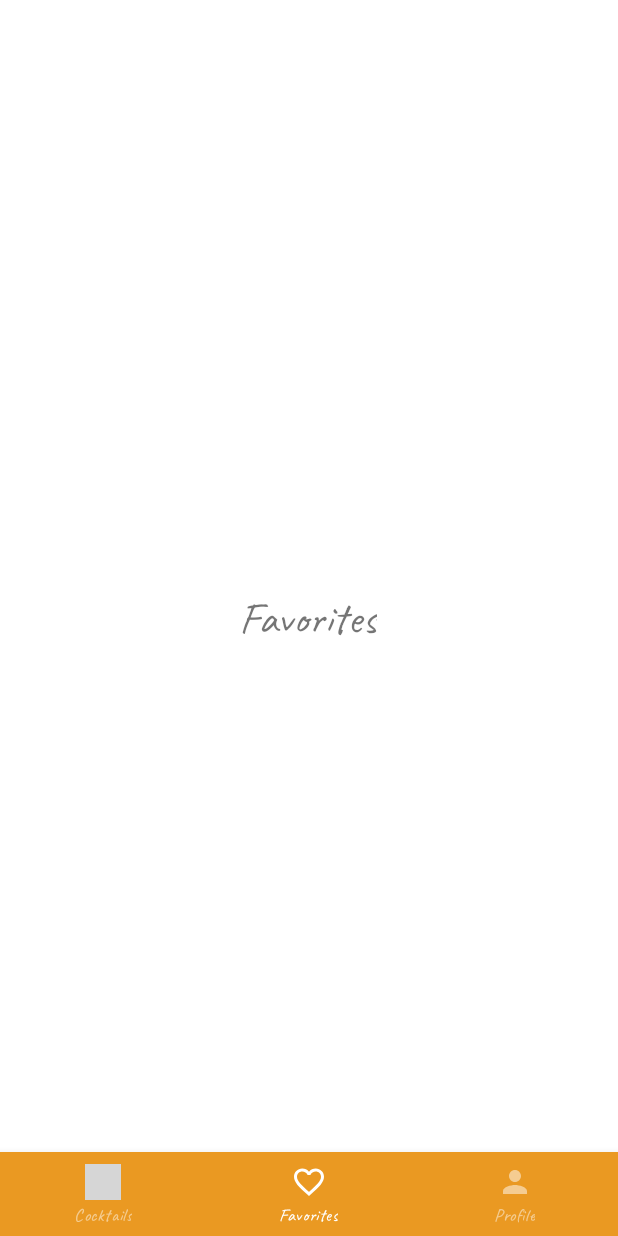
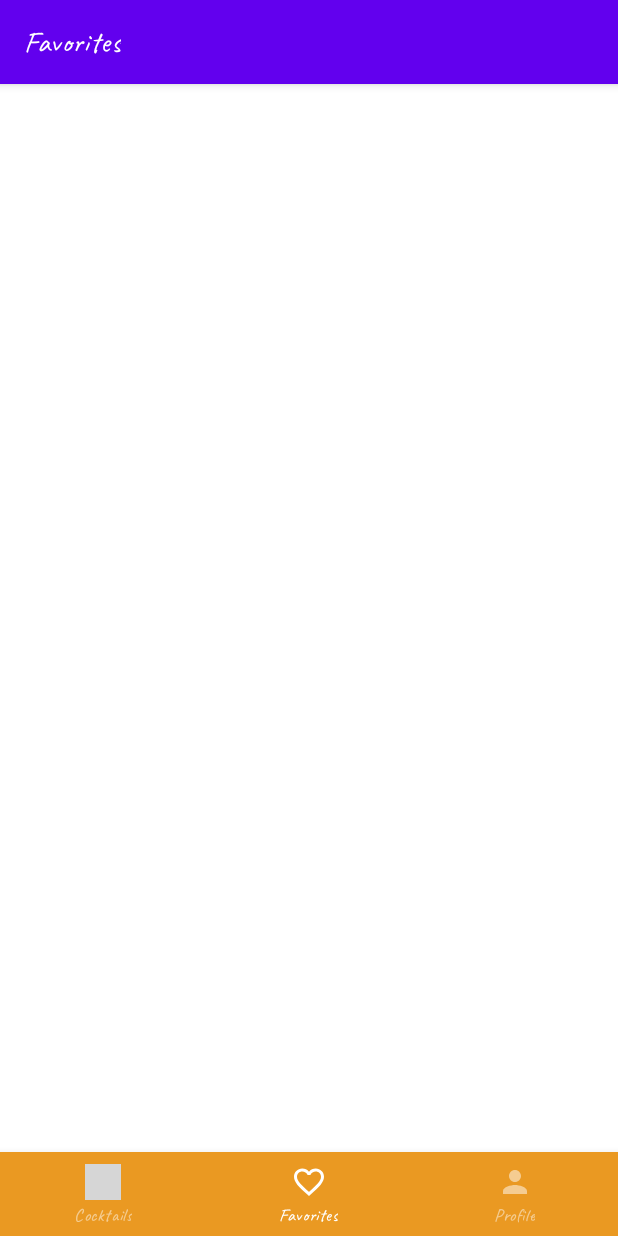
Before and after one commit to Fearthepencil/Android, an Android app: the Favorites screen opened through its navigation route, on a phone screen of 412 x 824 dp. Run offline under Robolectric (Android 15) with nearby library versions, the phone set to English and light mode, and no system bars; our stand-ins replace navigation-ui; grey boxes are pictures that could not be loaded.

Commit message:
Removed unnecessary comments and code

```diff
--- a/app/src/main/java/com/example/levi9application/Cocktails.kt
+++ b/app/src/main/java/com/example/levi9application/Cocktails.kt
@@ -6,18 +6,10 @@ import android.view.LayoutInflater
 import android.view.View
 import android.view.ViewGroup
 
-// TODO: Rename parameter arguments, choose names that match
-// the fragment initialization parameters, e.g. ARG_ITEM_NUMBER
 private const val ARG_PARAM1 = "param1"
 private const val ARG_PARAM2 = "param2"
 
-/**
- * A simple [Fragment] subclass.
- * Use the [Cocktails.newInstance] factory method to
- * create an instance of this fragment.
- */
 class Cocktails : Fragment() {
-    // TODO: Rename and change types of parameters
     private var param1: String? = null
     private var param2: String? = null
 
@@ -29,31 +21,9 @@ class Cocktails : Fragment() {
         }
     }
 
-    override fun onCreateView(
-        inflater: LayoutInflater, container: ViewGroup?,
-        savedInstanceState: Bundle?
-    ): View? {
-        // Inflate the layout for this fragment
+    override fun onCreateView(inflater: LayoutInflater, container: ViewGroup?,
+        savedInstanceState: Bundle?): View? {
         return inflater.inflate(R.layout.fragment_cocktails, container, false)
     }
 
-    companion object {
-        /**
-         * Use this factory method to create a new instance of
-         * this fragment using the provided parameters.
-         *
-         * @param param1 Parameter 1.
-         * @param param2 Parameter 2.
-         * @return A new instance of fragment Coctails.
-         */
-        // TODO: Rename and change types and number of parameters
-        @JvmStatic
-        fun newInstance(param1: String, param2: String) =
-            Cocktails().apply {
-                arguments = Bundle().apply {
-                    putString(ARG_PARAM1, param1)
-                    putString(ARG_PARAM2, param2)
-                }
-            }
-    }
 }
--- a/app/src/main/java/com/example/levi9application/Favorites.kt
+++ b/app/src/main/java/com/example/levi9application/Favorites.kt
@@ -5,19 +5,10 @@ import androidx.fragment.app.Fragment
 import android.view.LayoutInflater
 import android.view.View
 import android.view.ViewGroup
-
-// TODO: Rename parameter arguments, choose names that match
-// the fragment initialization parameters, e.g. ARG_ITEM_NUMBER
 private const val ARG_PARAM1 = "param1"
 private const val ARG_PARAM2 = "param2"
 
-/**
- * A simple [Fragment] subclass.
- * Use the [Favorites.newInstance] factory method to
- * create an instance of this fragment.
- */
 class Favorites : Fragment() {
-    // TODO: Rename and change types of parameters
     private var param1: String? = null
     private var param2: String? = null
 
@@ -29,31 +20,9 @@ class Favorites : Fragment() {
         }
     }
 
-    override fun onCreateView(
-        inflater: LayoutInflater, container: ViewGroup?,
-        savedInstanceState: Bundle?
-    ): View? {
-        // Inflate the layout for this fragment
+    override fun onCreateView(inflater: LayoutInflater, container: ViewGroup?,
+                              savedInstanceState: Bundle?): View? {
         return inflater.inflate(R.layout.fragment_favorites, container, false)
     }
 
-    companion object {
-        /**
-         * Use this factory method to create a new instance of
-         * this fragment using the provided parameters.
-         *
-         * @param param1 Parameter 1.
-         * @param param2 Parameter 2.
-         * @return A new instance of fragment Favorites.
-         */
-        // TODO: Rename and change types and number of parameters
-        @JvmStatic
-        fun newInstance(param1: String, param2: String) =
-            Favorites().apply {
-                arguments = Bundle().apply {
-                    putString(ARG_PARAM1, param1)
-                    putString(ARG_PARAM2, param2)
-                }
-            }
-    }
 }
--- a/app/src/main/java/com/example/levi9application/MainActivity.kt
+++ b/app/src/main/java/com/example/levi9application/MainActivity.kt
@@ -31,9 +31,8 @@ class MainActivity : AppCompatActivity() {
 
         val bottomNavigationView = findViewById<BottomNavigationView>(R.id.bottomNavigationView)
         val navController = findNavController(R.id.fragment)
-        //val appBarConfiguration = AppBarConfiguration(setOf(R.id.cocktails,R.id.favorites,R.id.cocktails))
-        //setupActionBarWithNavController(navController,appBarConfiguration)
-        //bottomNavigationView.setItemIconTintList(null);
+        val appBarConfiguration = AppBarConfiguration(setOf(R.id.cocktails,R.id.favorites,R.id.profile))
+        setupActionBarWithNavController(navController,appBarConfiguration)
         bottomNavigationView.setupWithNavController(navController)
     }
 }
--- a/app/src/main/res/layout/fragment_favorites.xml
+++ b/app/src/main/res/layout/fragment_favorites.xml
@@ -6,18 +6,4 @@
     android:layout_height="match_parent"
     tools:context=".Favorites">
 
-    <TextView
-        android:id="@+id/textView2"
-        android:layout_width="wrap_content"
-        android:layout_height="wrap_content"
-        android:layout_marginStart="176dp"
-        android:layout_marginTop="356dp"
-        android:layout_marginEnd="177dp"
-        android:layout_marginBottom="356dp"
-        android:textSize="30sp"
-        android:text="Favorites"
-        app:layout_constraintBottom_toBottomOf="parent"
-        app:layout_constraintEnd_toEndOf="parent"
-        app:layout_constraintStart_toStartOf="parent"
-        app:layout_constraintTop_toTopOf="parent" />
 </androidx.constraintlayout.widget.ConstraintLayout>
--- a/app/src/main/res/navigation/bottom_nav.xml
+++ b/app/src/main/res/navigation/bottom_nav.xml
@@ -8,19 +8,19 @@
     <fragment
         android:id="@+id/cocktails"
         android:name="com.example.levi9application.Cocktails"
+        android:color="@color/white"
         android:label="Cocktails"
-        android:color="@color/white"
         tools:layout="@layout/fragment_cocktails" />
     <fragment
         android:id="@+id/favorites"
         android:name="com.example.levi9application.Favorites"
+        android:color="@color/white"
         android:label="Favorites"
-        android:color="@color/white"
         tools:layout="@layout/fragment_favorites" />
     <fragment
         android:id="@+id/profile"
         android:name="com.example.levi9application.Profile"
+        android:color="@color/white"
         android:label="Profile"
-        android:color="@color/white"
         tools:layout="@layout/fragment_profile" />
 </navigation>
--- a/app/src/main/res/values-night/splash.xml
+++ b/app/src/main/res/values-night/splash.xml
@@ -1,10 +1,9 @@
 <?xml version="1.0" encoding="utf-8"?>
 <resources>
     <style name="Theme.Levi9Application.Splash" parent="Theme.SplashScreen">
-        <item name="windowSplashScreenBackground">#BDE8D5</item>
+        <item name="windowSplashScreenBackground">@drawable/main_gradient</item>
         <item name="windowSplashScreenAnimatedIcon">@drawable/splash_art</item>
         <item name="postSplashScreenTheme">@style/Theme.Levi9Application</item>
         <item name="windowSplashScreenAnimationDuration">1000</item>
-
     </style>
 </resources>
--- a/app/src/main/res/values-v31/splash.xml
+++ b/app/src/main/res/values-v31/splash.xml
@@ -2,7 +2,7 @@
 <resources>
 
     <style name="Theme.Levi9Application.Splash" parent="Theme.SplashScreen">
-        <item name="windowSplashScreenBackground">#BDE8D5</item>
+        <item name="windowSplashScreenBackground">@drawable/main_gradient</item>
         <item name="windowSplashScreenAnimatedIcon">@drawable/splash_art</item>
         <item name="postSplashScreenTheme">@style/Theme.Levi9Application</item>
         <item name="windowSplashScreenAnimationDuration">1000</item>
--- a/app/src/main/res/values/colors.xml
+++ b/app/src/main/res/values/colors.xml
@@ -1,5 +1,5 @@
 <?xml version="1.0" encoding="utf-8"?>
-<resources>
+<resources xmlns:android="http://schemas.android.com/apk/res/android">
     <color name="purple_200">#FFBB86FC</color>
     <color name="purple_500">#FF6200EE</color>
     <color name="purple_700">#FF3700B3</color>
@@ -7,4 +7,5 @@
     <color name="teal_700">#FF018786</color>
     <color name="black">#FF000000</color>
     <color name="white">#FFFFFFFF</color>
+
 </resources>
--- a/app/src/main/res/values/splash.xml
+++ b/app/src/main/res/values/splash.xml
@@ -1,13 +1,10 @@
 <?xml version="1.0" encoding="utf-8"?>
 <resources>
     <style name="Theme.Levi9Application.Splash" parent="Theme.SplashScreen">
-        <item name = "windowSplashScreenBackground">#43722C</item>
+        <item name="windowSplashScreenBackground">@drawable/main_gradient</item>
         <item name="windowSplashScreenAnimatedIcon">@drawable/splash_art</item>
         <item name="postSplashScreenTheme">@style/Theme.Levi9Application.Splash</item>
         <item name="windowSplashScreenAnimationDuration">3000</item>
 
     </style>
 </resources>
-
-
-<!--    #91D9BB-->
--- a/app/src/main/res/values/themes.xml
+++ b/app/src/main/res/values/themes.xml
@@ -1,6 +1,6 @@
 <resources xmlns:tools="http://schemas.android.com/tools">
         <!-- Base application theme. -->
-        <style name="Theme.Levi9Application" parent="Theme.MaterialComponents.DayNight.NoActionBar">
+        <style name="Theme.Levi9Application" parent="Theme.MaterialComponents.DayNight.DarkActionBar">
         <!-- Primary brand color. -->
         <item name="colorPrimary">@color/purple_500</item>
         <item name="colorPrimaryVariant">@color/purple_700</item>
```
Also changed, not shown: app/src/main/java/com/example/levi9application/Profile.kt (+0 -28 lines), app/src/main/res/layout/fragment_cocktails.xml (+0 -16 lines), app/src/main/res/layout/fragment_profile.xml (+0 -14 lines), app/src/main/res/drawable/main_gradient.png (added).
